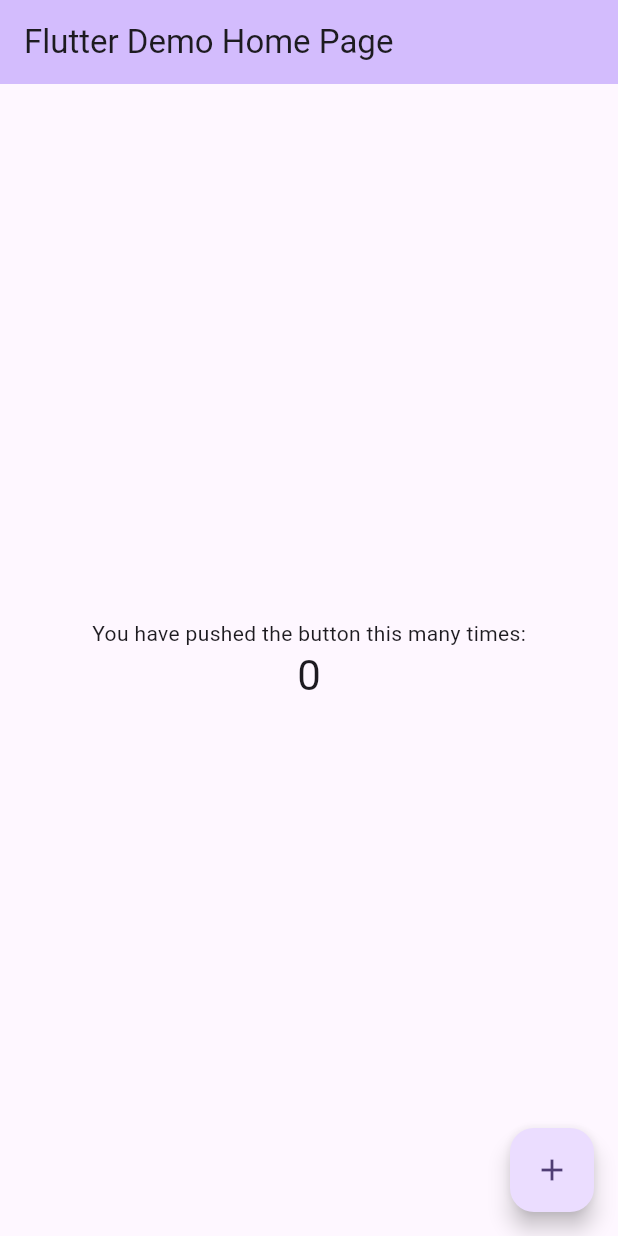
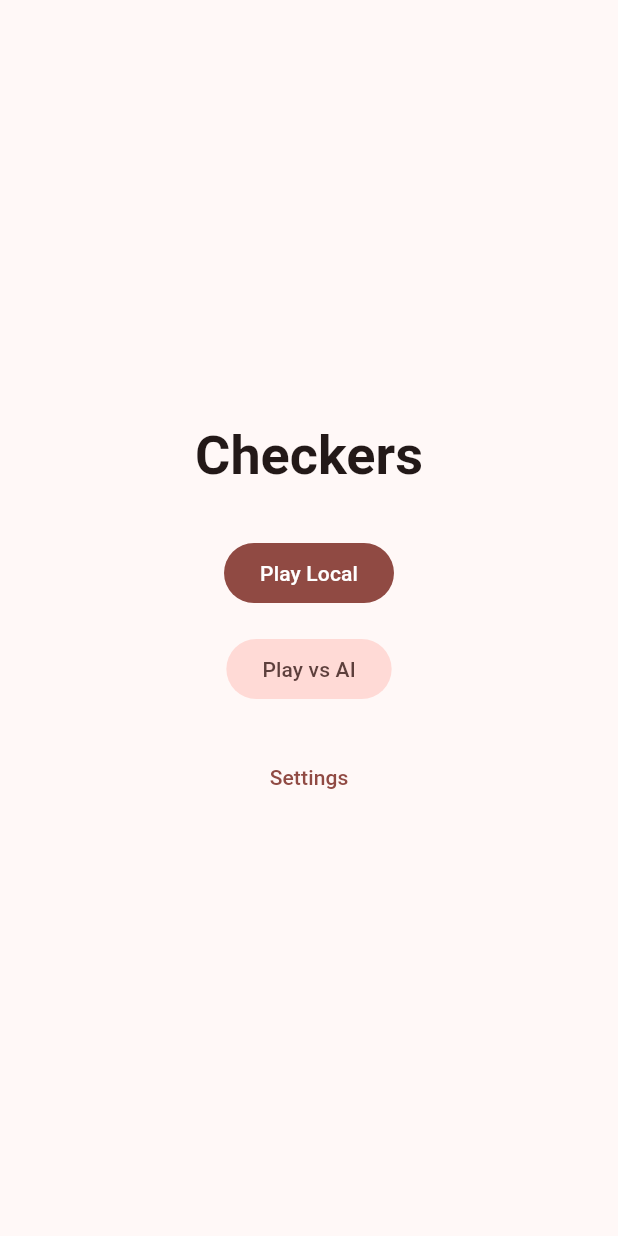
Before and after one commit to FefoL0dz/checkers, a Flutter app: the screen it shows after launch, on a phone screen of 412 x 824 dp. Run offline on Flutter 3.47's test engine with Material 3 defaults, Android fonts, the phone set to English and light mode, and no system bars.

Commit message:
Add checkers plan and basic Flutter UI

```diff
--- /dev/null
+++ b/lib/app.dart
@@ -0,0 +1,46 @@
+import 'package:flutter/material.dart';
+
+import 'presentation/screens/game_screen.dart';
+import 'presentation/screens/main_menu_screen.dart';
+import 'presentation/screens/settings_screen.dart';
+
+class CheckersApp extends StatelessWidget {
+  const CheckersApp({super.key});
+
+  @override
+  Widget build(BuildContext context) {
+    return MaterialApp(
+      title: 'Checkers',
+      theme: ThemeData(
+        colorScheme: ColorScheme.fromSeed(seedColor: const Color(0xFFB71C1C)),
+        useMaterial3: true,
+      ),
+      initialRoute: MainMenuScreen.routeName,
+      routes: {
+        MainMenuScreen.routeName: (context) => const MainMenuScreen(),
+        SettingsScreen.routeName: (context) => const SettingsScreen(),
+      },
+      onGenerateRoute: (settings) {
+        if (settings.name == GameScreen.routeName) {
+          final args = settings.arguments;
+          return MaterialPageRoute(
+            builder: (context) => GameScreen(
+              args: args is GameArguments ? args : const GameArguments(),
+            ),
+          );
+        }
+        return null;
+      },
+    );
+  }
+}
+
+class GameArguments {
+  const GameArguments({
+    this.vsAi = false,
+    this.humanPlaysRed = true,
+  });
+
+  final bool vsAi;
+  final bool humanPlaysRed;
+}
--- a/lib/main.dart
+++ b/lib/main.dart
@@ -1,122 +1,7 @@
 import 'package:flutter/material.dart';
 
+import 'app.dart';
+
 void main() {
-  runApp(const MyApp());
+  runApp(const CheckersApp());
 }
-
-class MyApp extends StatelessWidget {
-  const MyApp({super.key});
-
-  // This widget is the root of your application.
-  @override
-  Widget build(BuildContext context) {
-    return MaterialApp(
-      title: 'Flutter Demo',
-      theme: ThemeData(
-        // This is the theme of your application.
-        //
-        // TRY THIS: Try running your application with "flutter run". You'll see
-        // the application has a purple toolbar. Then, without quitting the app,
-        // try changing the seedColor in the colorScheme below to Colors.green
-        // and then invoke "hot reload" (save your changes or press the "hot
-        // reload" button in a Flutter-supported IDE, or press "r" if you used
-        // the command line to start the app).
-        //
-        // Notice that the counter didn't reset back to zero; the application
-        // state is not lost during the reload. To reset the state, use hot
-        // restart instead.
-        //
-        // This works for code too, not just values: Most code changes can be
-        // tested with just a hot reload.
-        colorScheme: ColorScheme.fromSeed(seedColor: Colors.deepPurple),
-      ),
-      home: const MyHomePage(title: 'Flutter Demo Home Page'),
-    );
-  }
-}
-
-class MyHomePage extends StatefulWidget {
-  const MyHomePage({super.key, required this.title});
-
-  // This widget is the home page of your application. It is stateful, meaning
-  // that it has a State object (defined below) that contains fields that affect
-  // how it looks.
-
-  // This class is the configuration for the state. It holds the values (in this
-  // case the title) provided by the parent (in this case the App widget) and
-  // used by the build method of the State. Fields in a Widget subclass are
-  // always marked "final".
-
-  final String title;
-
-  @override
-  State<MyHomePage> createState() => _MyHomePageState();
-}
-
-class _MyHomePageState extends State<MyHomePage> {
-  int _counter = 0;
-
-  void _incrementCounter() {
-    setState(() {
-      // This call to setState tells the Flutter framework that something has
-      // changed in this State, which causes it to rerun the build method below
-      // so that the display can reflect the updated values. If we changed
-      // _counter without calling setState(), then the build method would not be
-      // called again, and so nothing would appear to happen.
-      _counter++;
-    });
-  }
-
-  @override
-  Widget build(BuildContext context) {
-    // This method is rerun every time setState is called, for instance as done
-    // by the _incrementCounter method above.
-    //
-    // The Flutter framework has been optimized to make rerunning build methods
-    // fast, so that you can just rebuild anything that needs updating rather
-    // than having to individually change instances of widgets.
-    return Scaffold(
-      appBar: AppBar(
-        // TRY THIS: Try changing the color here to a specific color (to
-        // Colors.amber, perhaps?) and trigger a hot reload to see the AppBar
-        // change color while the other colors stay the same.
-        backgroundColor: Theme.of(context).colorScheme.inversePrimary,
-        // Here we take the value from the MyHomePage object that was created by
-        // the App.build method, and use it to set our appbar title.
-        title: Text(widget.title),
-      ),
-      body: Center(
-        // Center is a layout widget. It takes a single child and positions it
-        // in the middle of the parent.
-        child: Column(
-          // Column is also a layout widget. It takes a list of children and
-          // arranges them vertically. By default, it sizes itself to fit its
-          // children horizontally, and tries to be as tall as its parent.
-          //
-          // Column has various properties to control how it sizes itself and
-          // how it positions its children. Here we use mainAxisAlignment to
-          // center the children vertically; the main axis here is the vertical
-          // axis because Columns are vertical (the cross axis would be
-          // horizontal).
-          //
-          // TRY THIS: Invoke "debug painting" (choose the "Toggle Debug Paint"
-          // action in the IDE, or press "p" in the console), to see the
-          // wireframe for each widget.
-          mainAxisAlignment: MainAxisAlignment.center,
-          children: <Widget>[
-            const Text('You have pushed the button this many times:'),
-            Text(
-              '$_counter',
-              style: Theme.of(context).textTheme.headlineMedium,
-            ),
-          ],
-        ),
-      ),
-      floatingActionButton: FloatingActionButton(
-        onPressed: _incrementCounter,
-        tooltip: 'Increment',
-        child: const Icon(Icons.add),
-      ), // This trailing comma makes auto-formatting nicer for build methods.
-    );
-  }
-}
--- /dev/null
+++ b/lib/presentation/screens/main_menu_screen.dart
@@ -0,0 +1,65 @@
+import 'package:flutter/material.dart';
+
+import '../../app.dart';
+import 'game_screen.dart';
+import 'settings_screen.dart';
+
+class MainMenuScreen extends StatelessWidget {
+  const MainMenuScreen({super.key});
+
+  static const String routeName = '/';
+
+  @override
+  Widget build(BuildContext context) {
+    final theme = Theme.of(context);
+    return Scaffold(
+      body: SafeArea(
+        child: Center(
+          child: Padding(
+            padding: const EdgeInsets.all(24),
+            child: Column(
+              mainAxisAlignment: MainAxisAlignment.center,
+              children: [
+                Text(
+                  'Checkers',
+                  style: theme.textTheme.displaySmall?.copyWith(
+                    fontWeight: FontWeight.bold,
+                  ),
+                ),
+                const SizedBox(height: 32),
+                FilledButton(
+                  onPressed: () {
+                    Navigator.pushNamed(
+                      context,
+                      GameScreen.routeName,
+                      arguments: const GameArguments(vsAi: false),
+                    );
+                  },
+                  child: const Text('Play Local'),
+                ),
+                const SizedBox(height: 16),
+                FilledButton.tonal(
+                  onPressed: () {
+                    Navigator.pushNamed(
+                      context,
+                      GameScreen.routeName,
+                      arguments: const GameArguments(vsAi: true),
+                    );
+                  },
+                  child: const Text('Play vs AI'),
+                ),
+                const SizedBox(height: 24),
+                TextButton(
+                  onPressed: () {
+                    Navigator.pushNamed(context, SettingsScreen.routeName);
+                  },
+                  child: const Text('Settings'),
+                ),
+              ],
+            ),
+          ),
+        ),
+      ),
+    );
+  }
+}
```
Also changed, not shown: lib/presentation/screens/game_screen.dart (added, +258 -0 lines), lib/presentation/screens/settings_screen.dart (added, +52 -0 lines), lib/presentation/widgets/checkers_board.dart (added, +122 -0 lines), 1 other file.
